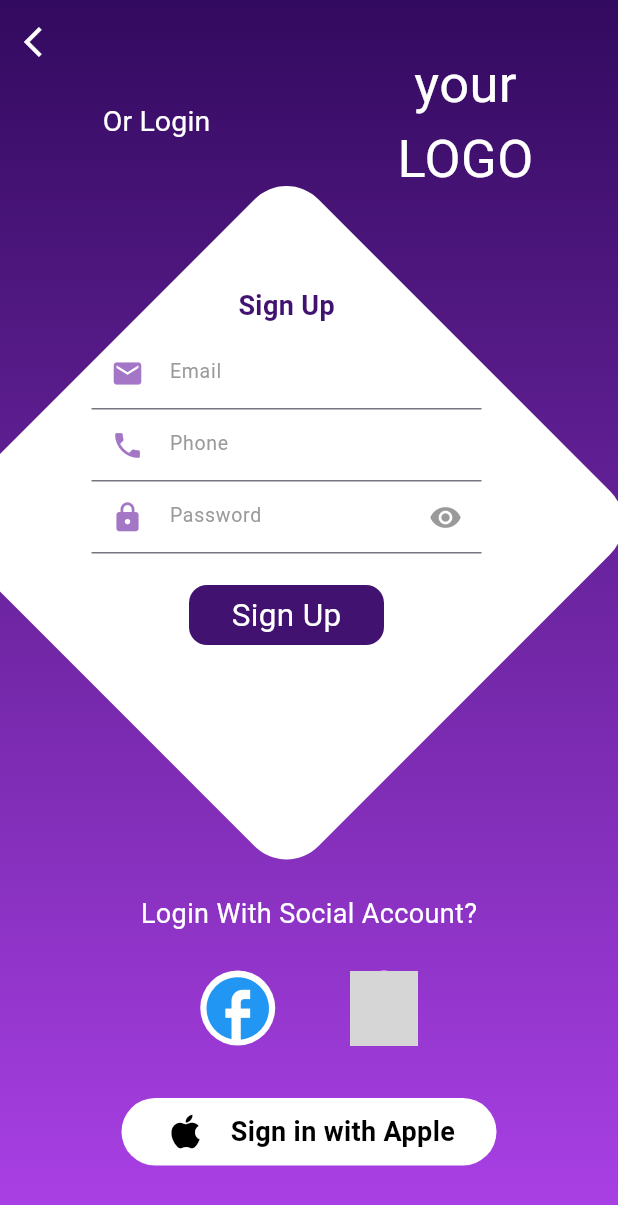
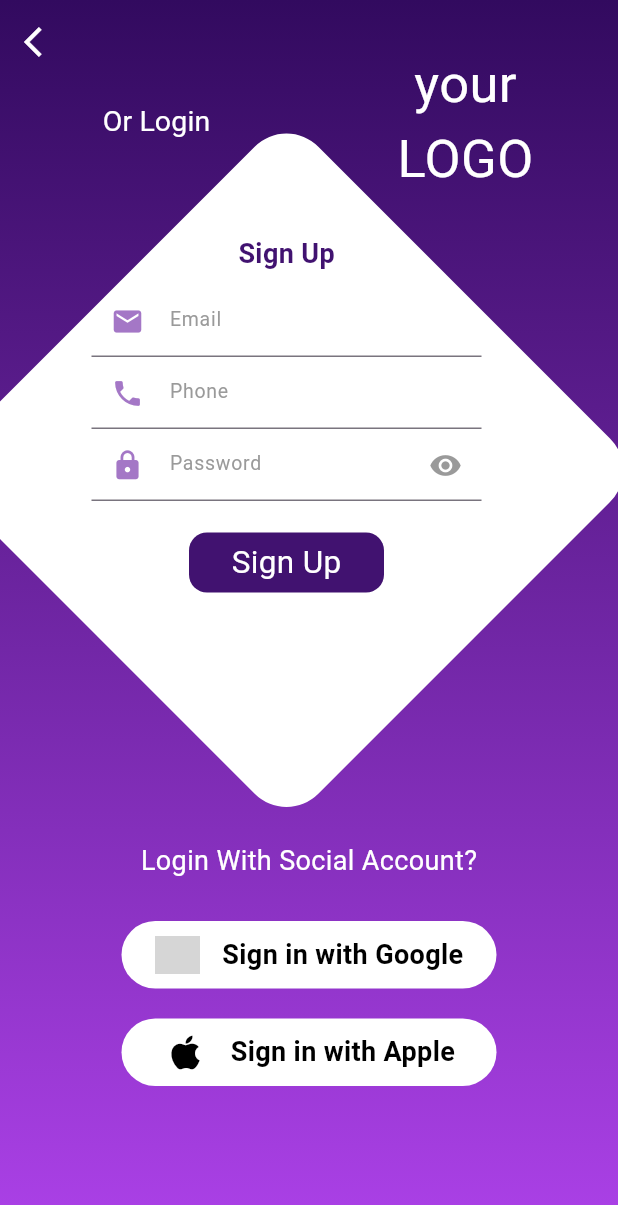
Before and after one commit to hamadadhg/fitness_app, a Flutter app: the LoginView screen opened by its route, after a tap on "Or Sign Up", on a phone screen of 412 x 824 dp. Shown: the top 1205 px of the screen. Run offline on Flutter 3.47's test engine with Material 3 defaults, Android fonts, the phone set to English and light mode, and no system bars; our stand-ins replace firebase_auth, firebase_core, google_sign_in; accounts and stored records are empty; network calls fail; grey boxes are pictures that could not be loaded.

```diff
--- a/lib/widget/custom_column_contain_login_widget.dart
+++ b/lib/widget/custom_column_contain_login_widget.dart
@@ -12,7 +12,8 @@ class CustomColumnContainLoginWidget extends StatelessWidget {
 
   @override
   Widget build(BuildContext context) {
-    return Column(
+    return SingleChildScrollView(
+      child: Column(
         children: [
           Row(
             mainAxisAlignment: MainAxisAlignment.spaceAround,
@@ -34,6 +35,7 @@ class CustomColumnContainLoginWidget extends StatelessWidget {
             heightToContainer: 335,
             widthToContainer: 335,
             horizontalOffset: -15,
+            verticalOffset: 15,
             widget: SizedBox(
               width: 260,
               child: CustomContainContainerInLoginWidget(),
@@ -41,6 +43,7 @@ class CustomColumnContainLoginWidget extends StatelessWidget {
           ),
           const CustomLoginWithSocialAccountWidget(),
         ],
+      ),
     );
   }
 }
--- a/lib/widget/custom_column_contain_sign_up_widget.dart
+++ b/lib/widget/custom_column_contain_sign_up_widget.dart
@@ -11,7 +11,8 @@ class CustomColumnContainSignUpWidget extends StatelessWidget {
 
   @override
   Widget build(BuildContext context) {
-    return Column(
+    return SingleChildScrollView(
+      child: Column(
         children: [
           Row(
             mainAxisAlignment: MainAxisAlignment.spaceAround,
@@ -33,6 +34,7 @@ class CustomColumnContainSignUpWidget extends StatelessWidget {
             heightToContainer: 335,
             widthToContainer: 335,
             horizontalOffset: -15,
+            verticalOffset: 15,
             widget: SizedBox(
               width: 260,
               child: CustomContainContainerInSignUpWidget(),
@@ -40,6 +42,7 @@ class CustomColumnContainSignUpWidget extends StatelessWidget {
           ),
           const CustomLoginWithSocialAccountWidget(),
         ],
+      ),
     );
   }
 }
--- a/lib/widget/custom_login_with_social_account_widget.dart
+++ b/lib/widget/custom_login_with_social_account_widget.dart
@@ -10,17 +10,15 @@ import 'package:google_sign_in/google_sign_in.dart';
 class CustomLoginWithSocialAccountWidget extends StatelessWidget {
   const CustomLoginWithSocialAccountWidget({
     super.key,
-    this.firstHeight = 130,
-    this.secondHeight = 25,
-    this.firstWidth = 50,
-    this.thirdHeight = 35,
-    this.secondWidth = 15,
+    this.firstHeight = 95,
+    this.secondHeight = 27,
+    this.thirdHeight = 20,
+    this.firstWidth = 15,
   });
   final double firstHeight;
   final double secondHeight;
   final double thirdHeight;
   final double firstWidth;
-  final double secondWidth;
 
   Future<void> signInWithGoogle({required BuildContext context}) async {
     try {
@@ -64,41 +62,36 @@ class CustomLoginWithSocialAccountWidget extends StatelessWidget {
         SizedBox(
           height: secondHeight,
         ),
-        Row(
-          mainAxisAlignment: MainAxisAlignment.center,
-          children: [
-            CustomContainerSocialIconWidget(
-              height: 50,
-              width: 50,
-              borderRadius: 28,
-              widget: GestureDetector(
-                onTap: () {},
-                child: CustomIconWidget(
-                  iconData: Icons.facebook,
-                  color: kBlueColor,
-                  size: 50,
-                ),
-              ),
-            ),
-            SizedBox(
-              width: firstWidth,
-            ),
-            CustomContainerSocialIconWidget(
-              height: 50,
-              width: 45,
-              borderRadius: 24,
-              widget: GestureDetector(
+        GestureDetector(
           onTap: () {
             signInWithGoogle(
               context: context,
             );
           },
-                child: Image.network(
+          child: CustomContainerSocialIconWidget(
+            height: 45,
+            width: 250,
+            borderRadius: 28,
+            widget: Row(
+              mainAxisAlignment: MainAxisAlignment.center,
+              children: [
+                Image.network(
                   'https://upload.wikimedia.org/wikipedia/commons/thumb/c/c1/Google_%22G%22_logo.svg/2048px-Google_%22G%22_logo.svg.png',
+                  height: 25,
+                  width: 30,
+                ),
+                SizedBox(
+                  width: firstWidth,
+                ),
+                CustomTextWidget(
+                  text: 'Sign in with Google',
+                  color: kBlackColor,
+                  fontSize: 18,
+                  fontWeight: FontWeight.bold,
+                ),
+              ],
             ),
           ),
-            ),
-          ],
         ),
         SizedBox(
           height: thirdHeight,
@@ -118,7 +111,7 @@ class CustomLoginWithSocialAccountWidget extends StatelessWidget {
                   size: 30,
                 ),
                 SizedBox(
-                  width: secondWidth,
+                  width: firstWidth,
                 ),
                 CustomTextWidget(
                   text: 'Sign in with Apple',
--- a/lib/widget/custom_stack_widget.dart
+++ b/lib/widget/custom_stack_widget.dart
@@ -8,18 +8,20 @@ class CustomStackWidget extends StatelessWidget {
     required this.heightToContainer,
     required this.widthToContainer,
     this.horizontalOffset = -28,
+    this.verticalOffset = 50,
   });
   final Widget widget;
   final double heightToContainer;
   final double widthToContainer;
   final double horizontalOffset;
+  final double verticalOffset;
 
   @override
   Widget build(BuildContext context) {
     return Transform.translate(
       offset: Offset(
         horizontalOffset,
-        50,
+        verticalOffset,
       ),
       child: Stack(
         alignment: Alignment.center,
--- a/pubspec.yaml
+++ b/pubspec.yaml
@@ -39,6 +39,7 @@ dependencies:
   firebase_core: ^3.8.0
   firebase_auth: ^5.3.3
   google_sign_in: ^6.2.2
+  flutter_facebook_auth: ^7.1.1
 
 dev_dependencies:
   flutter_test:
```
Also changed, not shown: pubspec.lock, 9 other files. Lines whose indentation alone changed are shown as unchanged.
